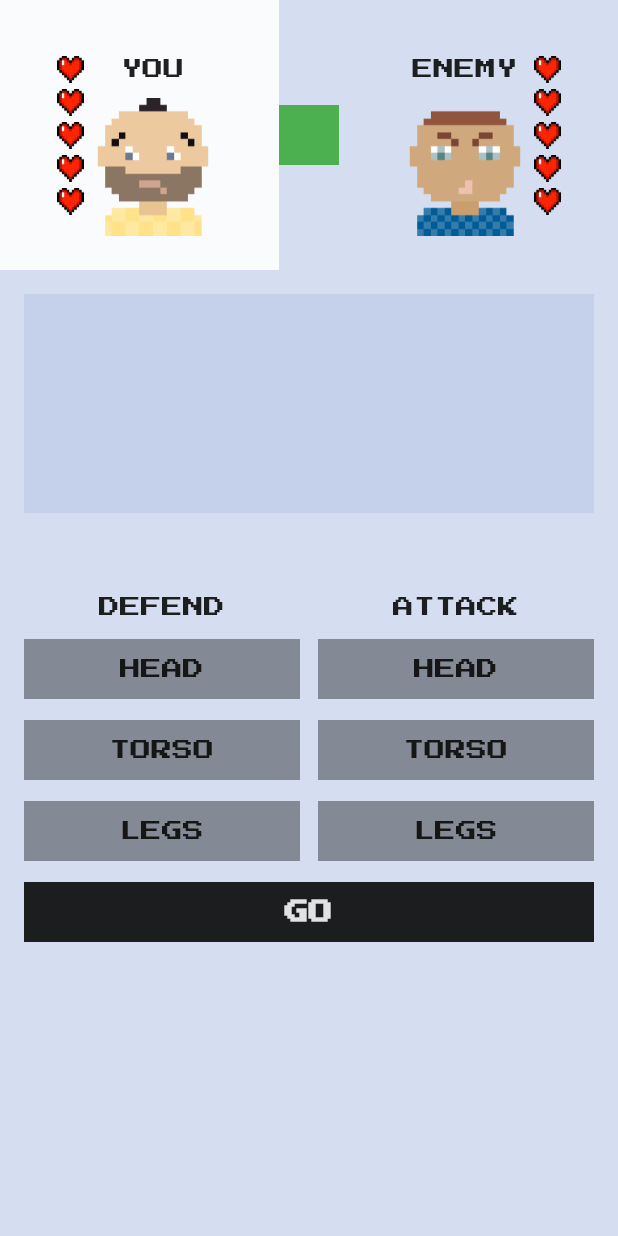
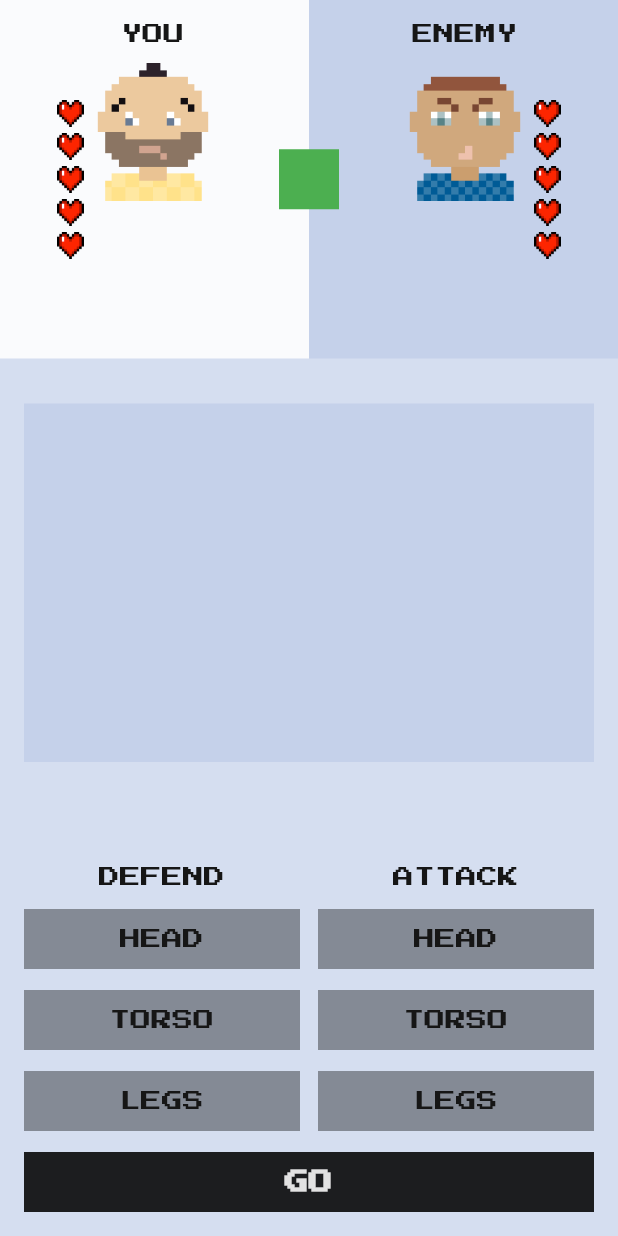
Before and after one commit to alimbetov/8fight-club, a Flutter app: the screen it shows after launch, on a phone screen of 412 x 824 dp. Run offline on Flutter 3.47's test engine with Material 2 defaults, Android fonts, the phone set to English and light mode, and no system bars; our stand-ins replace google_fonts.

Commit message:
fixed after review lesson

```diff
--- a/lib/fight_club_colors.dart
+++ b/lib/fight_club_colors.dart
@@ -6,7 +6,7 @@ class FightClubColors{
   FightClubColors. _();
 
   static const Color background = Color.fromRGBO(213, 222, 240, 1);
-  static const Color background2 = Color.fromRGBO(197, 209, 234, 1);
+  static const Color background_darkPurple = Color(0xFFC5D1EA);
   static const Color backgroundwhite = Color.fromRGBO(255, 255, 255, 0.87);
 
 
--- a/lib/my_home_page.dart
+++ b/lib/my_home_page.dart
@@ -24,7 +24,7 @@ class MyHomePageState extends State<MyHomePage> {
   BodyPart? whatEnemyAtacks = BodyPart.random();
   BodyPart? whatEnemyDefends = BodyPart.random();
 
-  String msgBox = "";
+  String msgbox = "";
 
   void _selectDefendingBodyPart(final BodyPart value) {
     if (yourLives == 0 || enemyLives == 0) {
@@ -68,26 +68,24 @@ class MyHomePageState extends State<MyHomePage> {
         final bool enemyLoseLife = ataccingbodypart != whatEnemyDefends;
         if (yourLoseLife) {
           yourLives -= 1;
-          text2 =
-              "Enemy's hit your " + whatEnemyAtacks!.name.toLowerCase() + ".";
+          text2 = "Enemy's hit your ${whatEnemyAtacks!.name.toLowerCase()}.";
         } else {
           text2 = "Enemy's attack was locked.";
         }
         if (enemyLoseLife) {
           enemyLives -= 1;
-          text1 =
-              "Your hit enemy's " + ataccingbodypart!.name.toLowerCase() + ".";
+          text1 = "Your hit enemy's ${ataccingbodypart!.name.toLowerCase()}.";
         } else {
           text1 = "Your attack was locked.";
         }
-        msgBox = text1 + "\n" + text2;
+        msgbox = text1 + "\n" + text2;
 
         if (yourLives == 0 && enemyLives == 0) {
-          msgBox = "draw.";
+          msgbox = "draw.";
         } else if (yourLives != 0 && enemyLives == 0) {
-          msgBox = "You won.";
+          msgbox = "You won.";
         } else if (yourLives == 0 && enemyLives != 0) {
-          msgBox = "You lost.";
+          msgbox = "You lost.";
         }
 
         whatEnemyDefends = BodyPart.random();
@@ -105,12 +103,40 @@ class MyHomePageState extends State<MyHomePage> {
       body: SafeArea(
         child: Column(
           children: [
-            FightersInfo(
+            Expanded(
+              child: FightersInfo(
                 maxlivesCount: maxLives,
                 yourlivesCount: yourLives,
                 enemylivesCount: enemyLives,
               ),
-            InfoBox(title: msgBox),
+            ),
+            SizedBox(
+              height: 30,
+            ),
+            Expanded(
+                child: Padding(
+              padding: EdgeInsets.symmetric(horizontal: 16),
+              child: ColoredBox(
+                color: FightClubColors.background_darkPurple,
+                child: SizedBox(
+                  width: double.infinity,
+                  child: Center(
+                    child: Text(
+                      msgbox,
+                      textAlign: TextAlign.center,
+                      style: TextStyle(
+                          color: FightClubColors.darkGreyText,
+                          fontWeight: FontWeight.w400,
+                          fontSize: 10),
+                    ),
+                  ),
+                ),
+              ),
+            )),
+            // InfoBox(title: msgBox),
+            SizedBox(
+              height: 30,
+            ),
             Controlswidjet(
               defendingbodypart: defendingbodypart,
               selectDefendingBodyPart: _selectDefendingBodyPart,
@@ -187,16 +213,26 @@ class FightersInfo extends StatelessWidget {
   @override
   Widget build(BuildContext context) {
     return SizedBox(
-      height: 180,
-      child: Column(
-        // mainAxisAlignment: MainAxisAlignment.center,
+      height: 160,
+      child: Stack(
         children: [
+          Row(
+            crossAxisAlignment: CrossAxisAlignment.stretch,
+            children: [
+              Expanded(
+                  child: ColoredBox(
+                color: FightClubColors.backgroundwhite,
+              )),
+              Expanded(
+                  child: ColoredBox(
+                color: FightClubColors.background_darkPurple,
+              )),
+            ],
+          ),
           Row(
             mainAxisAlignment: MainAxisAlignment.spaceAround,
             children: [
               Expanded(
-                child: ColoredBox(
-                  color: FightClubColors.backgroundwhite,
                 child: Row(
                   mainAxisAlignment: MainAxisAlignment.center,
                   children: [
@@ -209,7 +245,10 @@ class FightersInfo extends StatelessWidget {
                         SizedBox(
                           height: 16,
                         ),
-                          Text("YOU"),
+                        Text(
+                          "YOU",
+                          style: TextStyle(color: FightClubColors.darkGreyText),
+                        ),
                         SizedBox(
                           height: 12,
                         ),
@@ -224,7 +263,6 @@ class FightersInfo extends StatelessWidget {
                   ],
                 ),
               ),
-              ),
               ColoredBox(
                 color: Colors.green,
                 child: SizedBox(
@@ -233,8 +271,6 @@ class FightersInfo extends StatelessWidget {
                 ),
               ),
               Expanded(
-                child: ColoredBox(
-                  color: FightClubColors.background,
                 child: Row(
                   mainAxisAlignment: MainAxisAlignment.center,
                   children: [
@@ -243,7 +279,10 @@ class FightersInfo extends StatelessWidget {
                         SizedBox(
                           height: 16,
                         ),
-                          Text("ENEMY"),
+                        Text(
+                          "ENEMY",
+                          style: TextStyle(color: FightClubColors.darkGreyText),
+                        ),
                         SizedBox(
                           height: 12,
                         ),
@@ -260,7 +299,6 @@ class FightersInfo extends StatelessWidget {
                       currentAllLivesCount: enemylivesCount,
                     ),
                   ],
-                  ),
                 ),
               ),
             ],
@@ -398,7 +436,11 @@ class Controlswidjet extends StatelessWidget {
               SizedBox(
                 height: 40,
               ),
-              Center(child: Text('defend'.toUpperCase())),
+              Center(
+                  child: Text(
+                'defend'.toUpperCase(),
+                style: TextStyle(color: FightClubColors.darkGreyText),
+              )),
               SizedBox(
                 height: 14,
               ),
@@ -436,7 +478,11 @@ class Controlswidjet extends StatelessWidget {
               SizedBox(
                 height: 40,
               ),
-              Center(child: Text('attack'.toUpperCase())),
+              Center(
+                  child: Text(
+                'attack'.toUpperCase(),
+                style: TextStyle(color: FightClubColors.darkGreyText),
+              )),
               SizedBox(
                 height: 14,
               ),
@@ -471,36 +517,3 @@ class Controlswidjet extends StatelessWidget {
     );
   }
 }
-
-class InfoBox extends StatelessWidget {
-  final String title;
-
-  const InfoBox({Key? key, required this.title}) : super(key: key);
-
-  @override
-  Widget build(BuildContext context) {
-    return Column(
-        mainAxisAlignment: MainAxisAlignment.spaceEvenly,
-        mainAxisSize: MainAxisSize.min,
-        children: [
-          SafeArea(
-            child: Padding(
-              padding: const EdgeInsets.all(16.0),
-              child: ColoredBox(
-                  color: FightClubColors.background2,
-                  child: SizedBox(
-                    height: 146,
-                    child: Center(
-                        child: Text(
-                      title,
-                      style: TextStyle(
-                          color: FightClubColors.darkGreyText,
-                          fontWeight: FontWeight.w400,
-                          fontSize: 10),
-                    )),
-                  )),
-            ),
-          ),
-        ]);
-  }
-}
```
Also changed, not shown: 1 other file. Lines whose indentation alone changed are shown as unchanged.
